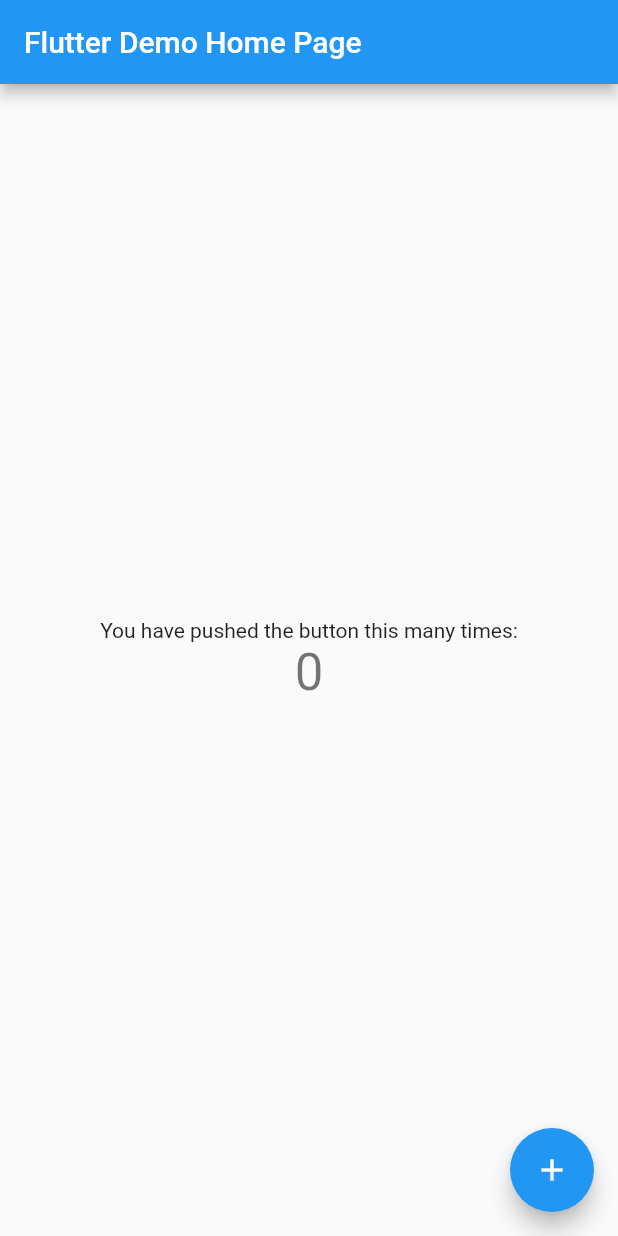
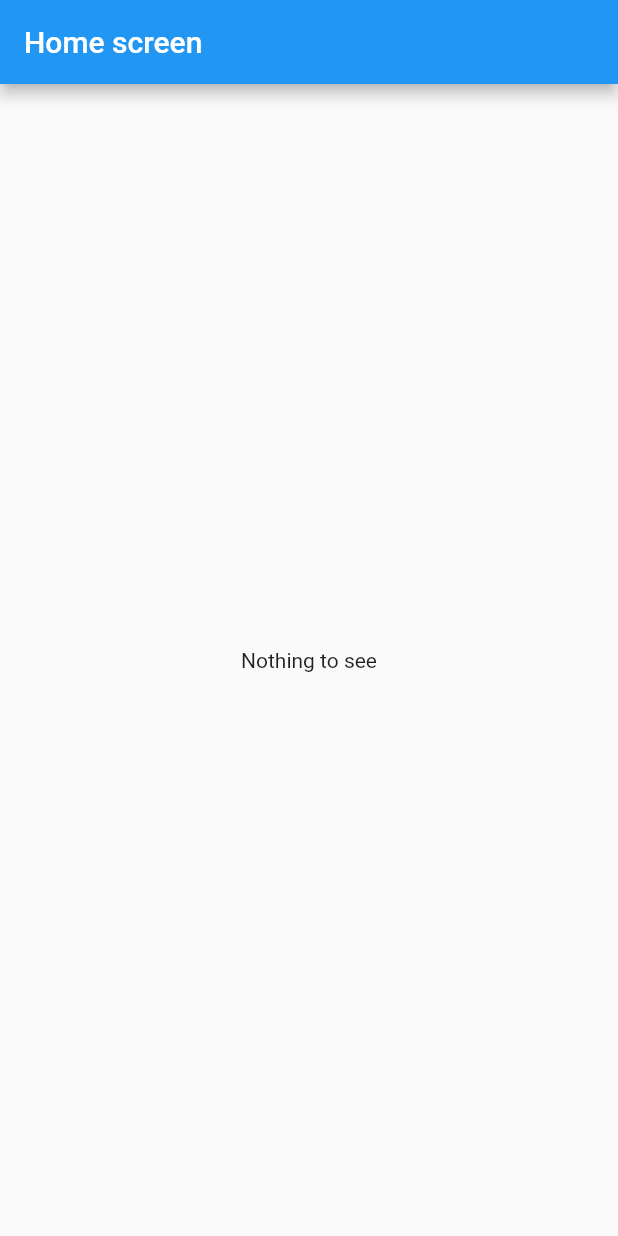
Before and after one commit to StAl3x/banner_prjct, a Flutter app: the screen it shows after launch, on a phone screen of 412 x 824 dp. Run offline on Flutter 3.47's test engine with Material 2 defaults, Android fonts, the phone set to English and light mode, and no system bars.

Commit message:
home screen add

```diff
--- a/lib/main.dart
+++ b/lib/main.dart
@@ -1,3 +1,4 @@
+import 'package:banner_prjct/screens/home_screen.dart';
 import 'package:flutter/material.dart';
 
 void main() {
@@ -13,103 +14,11 @@
     return MaterialApp(
       title: 'Flutter Demo',
       theme: ThemeData(
-        // This is the theme of your application.
-        //
-        // Try running your application with "flutter run". You'll see the
-        // application has a blue toolbar. Then, without quitting the app, try
-        // changing the primarySwatch below to Colors.green and then invoke
-        // "hot reload" (press "r" in the console where you ran "flutter run",
-        // or simply save your changes to "hot reload" in a Flutter IDE).
-        // Notice that the counter didn't reset back to zero; the application
-        // is not restarted.
         primarySwatch: Colors.blue,
       ),
-      home: const MyHomePage(title: 'Flutter Demo Home Page'),
+      routes: {
+        "/": (context) => const HomeScreen(),
+      },
     );
   }
 }
-
-class MyHomePage extends StatefulWidget {
-  const MyHomePage({Key? key, required this.title}) : super(key: key);
-
-  // This widget is the home page of your application. It is stateful, meaning
-  // that it has a State object (defined below) that contains fields that affect
-  // how it looks.
-
-  // This class is the configuration for the state. It holds the values (in this
-  // case the title) provided by the parent (in this case the App widget) and
-  // used by the build method of the State. Fields in a Widget subclass are
-  // always marked "final".
-
-  final String title;
-
-  @override
-  State<MyHomePage> createState() => _MyHomePageState();
-}
-
-class _MyHomePageState extends State<MyHomePage> {
-  int _counter = 0;
-
-  void _incrementCounter() {
-    setState(() {
-      // This call to setState tells the Flutter framework that something has
-      // changed in this State, which causes it to rerun the build method below
-      // so that the display can reflect the updated values. If we changed
-      // _counter without calling setState(), then the build method would not be
-      // called again, and so nothing would appear to happen.
-      _counter++;
-    });
-  }
-
-  @override
-  Widget build(BuildContext context) {
-    // This method is rerun every time setState is called, for instance as done
-    // by the _incrementCounter method above.
-    //
-    // The Flutter framework has been optimized to make rerunning build methods
-    // fast, so that you can just rebuild anything that needs updating rather
-    // than having to individually change instances of widgets.
-    return Scaffold(
-      appBar: AppBar(
-        // Here we take the value from the MyHomePage object that was created by
-        // the App.build method, and use it to set our appbar title.
-        title: Text(widget.title),
-      ),
-      body: Center(
-        // Center is a layout widget. It takes a single child and positions it
-        // in the middle of the parent.
-        child: Column(
-          // Column is also a layout widget. It takes a list of children and
-          // arranges them vertically. By default, it sizes itself to fit its
-          // children horizontally, and tries to be as tall as its parent.
-          //
-          // Invoke "debug painting" (press "p" in the console, choose the
-          // "Toggle Debug Paint" action from the Flutter Inspector in Android
-          // Studio, or the "Toggle Debug Paint" command in Visual Studio Code)
-          // to see the wireframe for each widget.
-          //
-          // Column has various properties to control how it sizes itself and
-          // how it positions its children. Here we use mainAxisAlignment to
-          // center the children vertically; the main axis here is the vertical
-          // axis because Columns are vertical (the cross axis would be
-          // horizontal).
-          mainAxisAlignment: MainAxisAlignment.center,
-          children: <Widget>[
-            const Text(
-              'You have pushed the button this many times:',
-            ),
-            Text(
-              '$_counter',
-              style: Theme.of(context).textTheme.headline4,
-            ),
-          ],
-        ),
-      ),
-      floatingActionButton: FloatingActionButton(
-        onPressed: _incrementCounter,
-        tooltip: 'Increment',
-        child: const Icon(Icons.add),
-      ), // This trailing comma makes auto-formatting nicer for build methods.
-    );
-  }
-}
--- /dev/null
+++ b/lib/screens/home_screen.dart
@@ -0,0 +1,12 @@
+import 'package:flutter/material.dart';
+class HomeScreen extends StatelessWidget {
+  const HomeScreen({Key? key}) : super(key: key);
+
+  @override
+  Widget build(BuildContext context) {
+    return Scaffold(
+      appBar: AppBar(title: Text("Home screen"),),
+      body: Center(child: Text("Nothing to see"),),
+    );
+  }
+}
```
